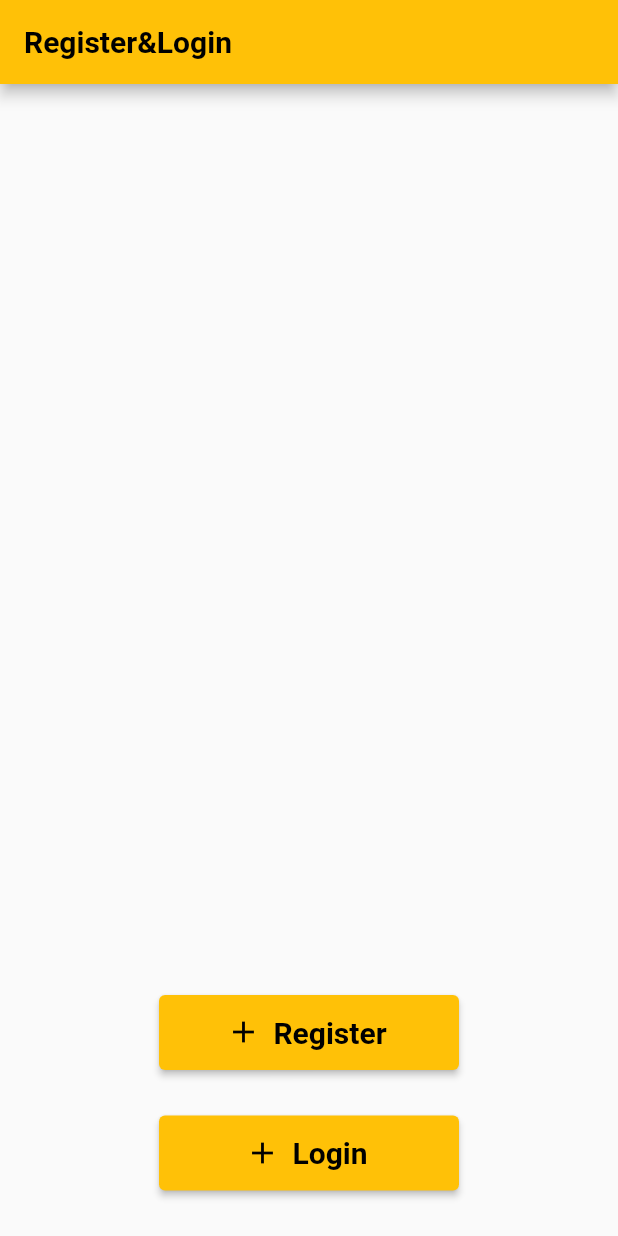
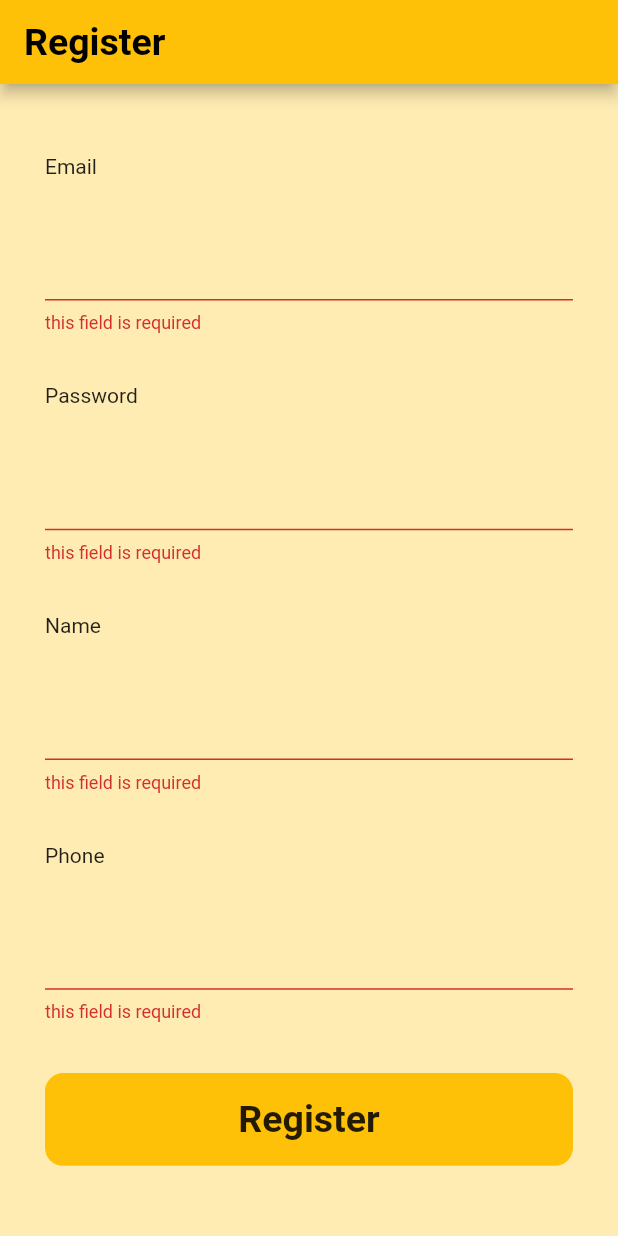
Before and after one commit to NNJio/FlutterLab_Register_Login_API, a Flutter app: the screen it shows after launch, after a tap on "Register", on a phone screen of 412 x 824 dp. Run offline on Flutter 3.47's test engine with Material 2 defaults, Android fonts, the phone set to English and light mode, and no system bars; our stand-ins replace flutter_screenutil, form_field_validator.

Commit message:
[Add] Content in RegisterPage Done

```diff
--- a/lib/main.dart
+++ b/lib/main.dart
@@ -1,6 +1,7 @@
 import 'package:flutter/material.dart';
+import 'package:flutter_screenutil/flutter_screenutil.dart';
 
-import 'views/home.dart';
+import 'views/register.dart';
 
 void main() {
   runApp(const MyApp());
@@ -11,13 +12,21 @@ class MyApp extends StatelessWidget {
 
   @override
   Widget build(BuildContext context) {
+    return ScreenUtilInit(
+      designSize: const Size(360, 690),
+      minTextAdapt: true,
+      splitScreenMode: true,
+      builder: (context, child) {
         return MaterialApp(
           debugShowCheckedModeBanner: false,
           title: 'Flutter Demo',
           theme: ThemeData(
             primarySwatch: Colors.amber,
           ),
-      home: HomePage(),
+          // home: HomePage(),
+          home: RegisterPage(),
+        );
+      },
     );
   }
 }
--- /dev/null
+++ b/lib/models/register_model.dart
@@ -0,0 +1,33 @@
+import 'dart:convert';
+
+RegisterModel? registerFromJson(String str) => RegisterModel.fromJson(json.decode(str));
+
+String registerToJson(RegisterModel? data) => json.encode(data!.toJson());
+
+class RegisterModel {
+    RegisterModel({
+        required this.phone,
+        required this.email,
+        required this.password,
+        required this.name,
+    });
+
+    String phone;
+    String email;
+    String password;
+    String name;
+
+    factory RegisterModel.fromJson(Map<String, dynamic> json) => RegisterModel(
+        phone: json["phone"],
+        email: json["email"],
+        password: json["password"],
+        name: json["name"],
+    );
+
+    Map<String, dynamic> toJson() => {
+        "phone": phone,
+        "email": email,
+        "password": password,
+        "name": name,
+    };
+}
--- a/lib/views/register.dart
+++ b/lib/views/register.dart
@@ -0,0 +1,119 @@
+import 'package:flutter/material.dart';
+import 'package:flutter_application_1/models/register_model.dart';
+import 'package:flutter_screenutil/flutter_screenutil.dart';
+import 'package:form_field_validator/form_field_validator.dart';
+
+class RegisterPage extends StatelessWidget {
+  final formKey = GlobalKey<FormState>();
+  RegisterModel registerModel = RegisterModel(
+    email: '',
+    name: '',
+    password: '',
+    phone: '',
+  );
+  late String inputEmail;
+  late String inputPassword;
+  late String inputName;
+  late String inputPhone;
+
+  @override
+  Widget build(BuildContext context) {
+    return Scaffold(
+      appBar: AppBar(
+        title: const Text(
+          'Register',
+          style: TextStyle(
+            fontSize: 25,
+            fontWeight: FontWeight.bold,
+          ),
+        ),
+      ),
+      backgroundColor: Colors.amber[100],
+      body: Form(
+        key: formKey,
+        child: Padding(
+          padding: const EdgeInsets.all(30.0),
+          child: Column(
+            mainAxisAlignment: MainAxisAlignment.spaceAround,
+            crossAxisAlignment: CrossAxisAlignment.start,
+            children: [
+              const Text('Email'),
+              TextFormField(
+                validator: MultiValidator(
+                  [
+                    RequiredValidator(errorText: 'this field is required'),
+                    EmailValidator(errorText: 'This not email'),
+                  ],
+                ),
+                keyboardType: TextInputType.emailAddress,
+                onSaved: (inputEmail) {
+                  registerModel.email = inputEmail!;
+                },
+              ),
+              const Text('Password'),
+              TextFormField(
+                validator: MultiValidator(
+                  [
+                    RequiredValidator(errorText: 'this field is required'),
+                  ],
+                ),
+                obscureText: true,
+                onSaved: (inputPassword) {
+                  registerModel.password = inputPassword!;
+                },
+              ),
+              const Text('Name'),
+              TextFormField(
+                validator:
+                    RequiredValidator(errorText: 'this field is required'),
+                onSaved: (inputName) {
+                  registerModel.name = inputName!;
+                },
+              ),
+              const Text('Phone'),
+              TextFormField(
+                validator:
+                    RequiredValidator(errorText: 'this field is required'),
+                onSaved: (inputPhone) {
+                  registerModel.phone = inputPhone!;
+                },
+              ),
+              GestureDetector(
+                onTap: () {
+                  if (formKey.currentState!.validate()) {
+                    formKey.currentState?.save();
+                    print(
+                        'Email = ${registerModel.email} \n Password = ${registerModel.password}\n Name = ${registerModel.name}\n Phone = ${registerModel.phone}');
+                    // formKey.currentState?.reset();
+                  }
+                },
+                child: Container(
+                  width: 0.9.sw,
+                  height: 0.15.sw,
+                  decoration: BoxDecoration(
+                    color: Colors.amber,
+                    borderRadius: BorderRadius.circular(12),
+                  ),
+                  child: const Center(
+                    child: Text(
+                      'Register',
+                      style: TextStyle(
+                        fontSize: 25,
+                        fontWeight: FontWeight.bold,
+                      ),
+                    ),
+                  ),
+
+                  // ElevatedButton(
+                  //   child: const Text('Register'),
+                  //   onPressed: () {},
+                  // ),
+                ),
+              )
+            ],
+          ),
+        ),
+      ),
+    );
+  }
+}
--- a/pubspec.yaml
+++ b/pubspec.yaml
@@ -13,6 +13,8 @@ dependencies:
     sdk: flutter
 
   cupertino_icons: ^1.0.2
+  flutter_screenutil: ^5.6.0
+  form_field_validator: ^1.1.0
 
 dev_dependencies:
   flutter_test:
```
Also changed, not shown: pubspec.lock. Lines whose indentation alone changed are shown as unchanged.
